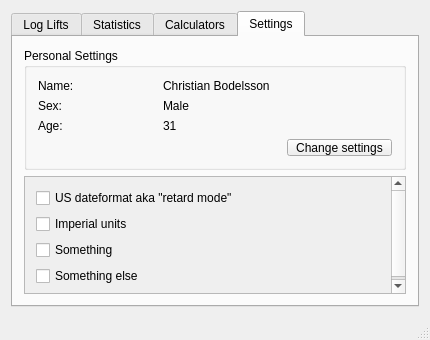
Old version of the form mainwindow.ui in the repository krille0x7c2/LiftLog.
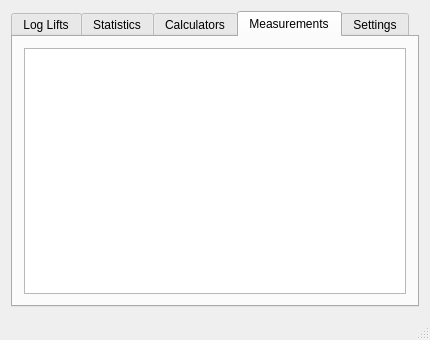
New version of the form.

Commit message: Added new measurement tab with initial functionality. This may change several times since the design is not decided upon just yet..

Diff of the .ui file:
```diff
--- a/mainwindow.ui
+++ b/mainwindow.ui
@@ -174,6 +174,20 @@
         <string>Calculators</string>
        </attribute>
       </widget>
+      <widget class="QWidget" name="tabMeasure">
+       <attribute name="title">
+        <string>Measurements</string>
+       </attribute>
+       <layout class="QGridLayout" name="gridLayout_2">
+        <item row="0" column="0" colspan="2">
+         <widget class="QListWidget" name="listWidgetMeasure">
+          <property name="spacing">
+           <number>2</number>
+          </property>
+         </widget>
+        </item>
+       </layout>
+      </widget>
       <widget class="QWidget" name="tab_set">
        <attribute name="title">
         <string>Settings</string>
@@ -280,7 +294,7 @@
            <property name="geometry">
             <rect>
              <x>0</x>
-             <y>-3</y>
+             <y>0</y>
              <width>374</width>
              <height>120</height>
             </rect>
```
The commit also changes 2 other files.
